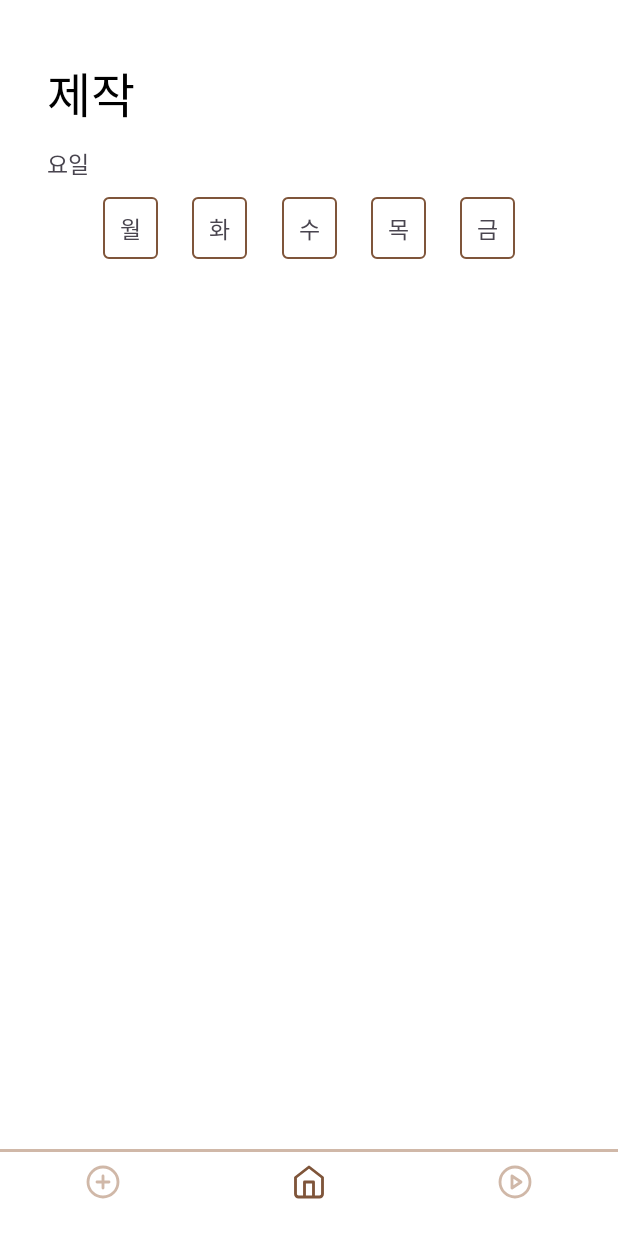
After one commit to CAMPTHON-BAMSAMJO/camputhon-client, an Android app: the fragment CreateShortsFragment placed in its activity, on a phone screen of 412 x 824 dp. The commit adds this screen. Run offline under Robolectric (Android 15) with nearby library versions, the phone set to English and light mode, and no system bars; our stand-ins replace Dagger/Hilt's generated code, Timber, data binding.

Commit message:
[feat] 요일 입력

```diff
--- a/app/src/main/java/com/dgu/camputhon/presentation/MainActivity.kt
+++ b/app/src/main/java/com/dgu/camputhon/presentation/MainActivity.kt
@@ -5,7 +5,7 @@ import androidx.fragment.app.Fragment
 import com.dgu.camputhon.R
 import com.dgu.camputhon.databinding.ActivityMainBinding
 import com.dgu.camputhon.presentation.home.HomeFragment
-import com.dgu.camputhon.presentation.plus.PlusFragment
+import com.dgu.camputhon.presentation.createshorts.CreateShortsFragment
 import com.dgu.camputhon.presentation.store.StoreFragment
 import com.dgu.camputhon.util.base.BaseActivity
 import dagger.hilt.android.AndroidEntryPoint
@@ -24,7 +24,7 @@ class MainActivity : BaseActivity<ActivityMainBinding>(R.layout.activity_main) {
     private fun setBottomNavigationClickListener() {
         binding.bnvMain.setOnItemSelectedListener { item ->
             when (item.itemId) {
-                R.id.bottom_navigation_plus -> changeFragment(PlusFragment())
+                R.id.bottom_navigation_plus -> changeFragment(CreateShortsFragment())
                 R.id.bottom_navigation_home -> changeFragment(HomeFragment())
                 R.id.bottom_navigation_store -> changeFragment(StoreFragment())
                 else -> true
--- /dev/null
+++ b/app/src/main/java/com/dgu/camputhon/presentation/createshorts/CreateShortsFragment.kt
@@ -0,0 +1,46 @@
+package com.dgu.camputhon.presentation.createshorts
+
+import android.os.Bundle
+import android.view.View
+import androidx.fragment.app.viewModels
+import com.dgu.camputhon.R
+import com.dgu.camputhon.databinding.FragmentCreateShortsBinding
+import com.dgu.camputhon.presentation.createshorts.CreateShortsViewModel.Companion.FRI
+import com.dgu.camputhon.presentation.createshorts.CreateShortsViewModel.Companion.MON
+import com.dgu.camputhon.presentation.createshorts.CreateShortsViewModel.Companion.THURS
+import com.dgu.camputhon.presentation.createshorts.CreateShortsViewModel.Companion.TUES
+import com.dgu.camputhon.presentation.createshorts.CreateShortsViewModel.Companion.WED
+import com.dgu.camputhon.util.base.BaseFragment
+import dagger.hilt.android.AndroidEntryPoint
+
+@AndroidEntryPoint
+class CreateShortsFragment :
+    BaseFragment<FragmentCreateShortsBinding>(R.layout.fragment_create_shorts) {
+
+    private val viewModel by viewModels<CreateShortsViewModel>()
+
+    override fun onViewCreated(view: View, savedInstanceState: Bundle?) {
+        super.onViewCreated(view, savedInstanceState)
+        binding.viewModel = viewModel
+
+        selectDay()
+    }
+
+    private fun selectDay() {
+        binding.tvCreateDayMon.setOnClickListener {
+            viewModel.getSelectedDay(MON)
+        }
+        binding.tvCreateDayTues.setOnClickListener {
+            viewModel.getSelectedDay(TUES)
+        }
+        binding.tvCreateDayWed.setOnClickListener {
+            viewModel.getSelectedDay(WED)
+        }
+        binding.tvCreateDayThurs.setOnClickListener {
+            viewModel.getSelectedDay(THURS)
+        }
+        binding.tvCreateDayFri.setOnClickListener {
+            viewModel.getSelectedDay(FRI)
+        }
+    }
+}
--- /dev/null
+++ b/app/src/main/java/com/dgu/camputhon/presentation/createshorts/CreateShortsViewModel.kt
@@ -0,0 +1,26 @@
+package com.dgu.camputhon.presentation.createshorts
+
+import androidx.lifecycle.LiveData
+import androidx.lifecycle.MutableLiveData
+import androidx.lifecycle.ViewModel
+import timber.log.Timber
+
+class CreateShortsViewModel: ViewModel() {
+
+    private val _selectedDay = MutableLiveData<String>("")
+    val selectedDay: LiveData<String>
+        get() = _selectedDay
+
+    fun getSelectedDay(day: String) {
+        _selectedDay.value = day
+        Timber.d("[숏폼 생성] 제작: 요일 -> $day")
+    }
+
+    companion object {
+        const val MON = "월"
+        const val TUES = "화"
+        const val WED = "수"
+        const val THURS = "목"
+        const val FRI = "금"
+    }
+}
--- a/app/src/main/java/com/dgu/camputhon/presentation/plus/PlusFragment.kt
+++ /dev/null
@@ -1,16 +0,0 @@
-package com.dgu.camputhon.presentation.plus
-
-import android.os.Bundle
-import android.view.View
-import com.dgu.camputhon.R
-import com.dgu.camputhon.databinding.FragmentPlusBinding
-import com.dgu.camputhon.util.base.BaseFragment
-import dagger.hilt.android.AndroidEntryPoint
-
-@AndroidEntryPoint
-class PlusFragment : BaseFragment<FragmentPlusBinding>(R.layout.fragment_plus) {
-
-    override fun onViewCreated(view: View, savedInstanceState: Bundle?) {
-        super.onViewCreated(view, savedInstanceState)
-    }
-}
--- /dev/null
+++ b/app/src/main/res/drawable/shape_bright_brown_fill_3_rect.xml
@@ -0,0 +1,7 @@
+<?xml version="1.0" encoding="utf-8"?>
+<shape xmlns:android="http://schemas.android.com/apk/res/android"
+    android:shape="rectangle">
+    <solid android:color="@color/brown_bright"/>
+    <corners android:radius="3dp"/>
+
+</shape>
--- /dev/null
+++ b/app/src/main/res/drawable/shape_main_brown_line_3_rect.xml
@@ -0,0 +1,8 @@
+<?xml version="1.0" encoding="utf-8"?>
+<shape xmlns:android="http://schemas.android.com/apk/res/android"
+    android:shape="rectangle">
+    <solid android:color="@color/white"/>
+    <corners android:radius="3dp"/>
+    <stroke android:color="@color/main_brown" android:width="1dp"/>
+
+</shape>
--- /dev/null
+++ b/app/src/main/res/layout/fragment_create_shorts.xml
@@ -0,0 +1,109 @@
+<?xml version="1.0" encoding="utf-8"?>
+<layout xmlns:android="http://schemas.android.com/apk/res/android"
+    xmlns:app="http://schemas.android.com/apk/res-auto">
+
+    <data>
+        <variable
+            name="viewModel"
+            type="com.dgu.camputhon.presentation.createshorts.CreateShortsViewModel" />
+
+    </data>
+
+    <androidx.constraintlayout.widget.ConstraintLayout
+        android:layout_width="match_parent"
+        android:layout_height="match_parent"
+        android:background="@color/white">
+
+        <TextView
+            android:id="@+id/tv_create_shorts_title"
+            android:layout_width="wrap_content"
+            android:layout_height="wrap_content"
+            android:text="제작"
+            android:textColor="@color/black"
+            style="@style/TextAppearance.Camputhon.Title.Extrabold.32"
+            android:layout_marginTop="38dp"
+            android:layout_marginStart="31dp"
+            app:layout_constraintTop_toTopOf="parent"
+            app:layout_constraintStart_toStartOf="parent"/>
+
+        <TextView
+            android:id="@+id/tv_create_shorts_day"
+            android:layout_width="wrap_content"
+            android:layout_height="wrap_content"
+            android:text="요일"
+            style="@style/TextAppearance.Camputhon.Body.Medium.15"
+            android:layout_marginTop="12dp"
+            android:layout_marginStart="31dp"
+            app:layout_constraintTop_toBottomOf="@id/tv_create_shorts_title"
+            app:layout_constraintStart_toStartOf="parent"/>
+
+        <TextView
+            android:id="@+id/tv_create_day_mon"
+            android:layout_width="wrap_content"
+            android:layout_height="wrap_content"
+            android:text="월"
+            style="@style/TextAppearance.Camputhon.Body.Medium.15"
+            android:background="@{viewModel.selectedDay.equals(@string/create_day_mon) ? @drawable/shape_bright_brown_fill_3_rect : @drawable/shape_main_brown_line_3_rect}"
+            android:paddingVertical="9dp"
+            android:paddingHorizontal="11dp"
+            android:layout_marginTop="11dp"
+            android:layout_marginStart="46dp"
+            app:layout_constraintTop_toBottomOf="@id/tv_create_shorts_day"
+            app:layout_constraintStart_toStartOf="parent"
+            app:layout_constraintEnd_toStartOf="@id/tv_create_day_tues"/>
+
+        <TextView
+            android:id="@+id/tv_create_day_tues"
+            android:layout_width="wrap_content"
+            android:layout_height="wrap_content"
+            android:text="화"
+            style="@style/TextAppearance.Camputhon.Body.Medium.15"
+            android:background="@{viewModel.selectedDay.equals(@string/create_day_tues) ? @drawable/shape_bright_brown_fill_3_rect : @drawable/shape_main_brown_line_3_rect}"
+            android:paddingVertical="9dp"
+            android:paddingHorizontal="11dp"
+            app:layout_constraintTop_toTopOf="@id/tv_create_day_mon"
+            app:layout_constraintStart_toEndOf="@id/tv_create_day_mon"
+            app:layout_constraintEnd_toStartOf="@id/tv_create_day_wed"/>
+
+        <TextView
+            android:id="@+id/tv_create_day_wed"
+            android:layout_width="wrap_content"
+            android:layout_height="wrap_content"
+            android:text="수"
+            style="@style/TextAppearance.Camputhon.Body.Medium.15"
+            android:background="@{viewModel.selectedDay.equals(@string/create_day_wed) ? @drawable/shape_bright_brown_fill_3_rect : @drawable/shape_main_brown_line_3_rect}"
+            android:paddingVertical="9dp"
+            android:paddingHorizontal="11dp"
+            app:layout_constraintTop_toTopOf="@id/tv_create_day_mon"
+            app:layout_constraintStart_toEndOf="@id/tv_create_day_tues"
+            app:layout_constraintEnd_toStartOf="@id/tv_create_day_thurs"/>
+
+        <TextView
+            android:id="@+id/tv_create_day_thurs"
+            android:layout_width="wrap_content"
+            android:layout_height="wrap_content"
+            android:text="목"
+            style="@style/TextAppearance.Camputhon.Body.Medium.15"
+            android:background="@{viewModel.selectedDay.equals(@string/create_day_thurs) ? @drawable/shape_bright_brown_fill_3_rect : @drawable/shape_main_brown_line_3_rect}"
+            android:paddingVertical="9dp"
+            android:paddingHorizontal="11dp"
+            app:layout_constraintTop_toTopOf="@id/tv_create_day_mon"
+            app:layout_constraintStart_toEndOf="@id/tv_create_day_wed"
+            app:layout_constraintEnd_toStartOf="@id/tv_create_day_fri"/>
+
+        <TextView
+            android:id="@+id/tv_create_day_fri"
+            android:layout_width="wrap_content"
+            android:layout_height="wrap_content"
+            android:text="금"
+            style="@style/TextAppearance.Camputhon.Body.Medium.15"
+            android:background="@{viewModel.selectedDay.equals(@string/create_day_fri) ? @drawable/shape_bright_brown_fill_3_rect : @drawable/shape_main_brown_line_3_rect}"
+            android:paddingVertical="9dp"
+            android:paddingHorizontal="11dp"
+            android:layout_marginEnd="46dp"
+            app:layout_constraintTop_toTopOf="@id/tv_create_day_mon"
+            app:layout_constraintStart_toEndOf="@id/tv_create_day_thurs"
+            app:layout_constraintEnd_toEndOf="parent"/>
+
+    </androidx.constraintlayout.widget.ConstraintLayout>
+</layout>
--- a/app/src/main/res/layout/fragment_plus.xml
+++ /dev/null
@@ -1,24 +0,0 @@
-<?xml version="1.0" encoding="utf-8"?>
-<layout xmlns:android="http://schemas.android.com/apk/res/android"
-    xmlns:app="http://schemas.android.com/apk/res-auto">
-
-    <data>
-
-    </data>
-
-    <androidx.constraintlayout.widget.ConstraintLayout
-        android:layout_width="match_parent"
-        android:layout_height="match_parent"
-        android:background="@color/white">
-
-        <TextView
-            android:layout_width="wrap_content"
-            android:layout_height="wrap_content"
-            android:text="숏폼 생성 뷰"
-            app:layout_constraintTop_toTopOf="parent"
-            app:layout_constraintBottom_toBottomOf="parent"
-            app:layout_constraintStart_toStartOf="parent"
-            app:layout_constraintEnd_toEndOf="parent" />
-
-    </androidx.constraintlayout.widget.ConstraintLayout>
-</layout>
--- a/app/src/main/res/values/strings.xml
+++ b/app/src/main/res/values/strings.xml
@@ -3,4 +3,10 @@
 
     <string name="onboarding_choose_men">MALE</string>
     <string name="onboarding_choose_women">FEMALE</string>
+
+    <string name="create_day_mon">월</string>
+    <string name="create_day_tues">화</string>
+    <string name="create_day_wed">수</string>
+    <string name="create_day_thurs">목</string>
+    <string name="create_day_fri">금</string>
 </resources>
```
